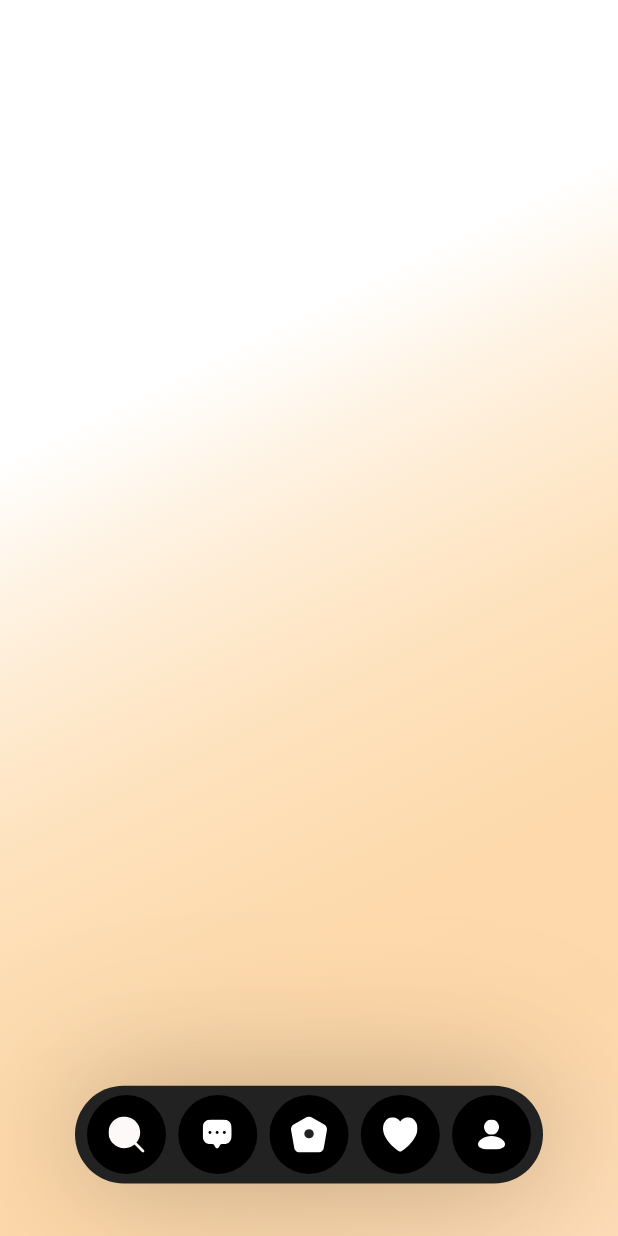
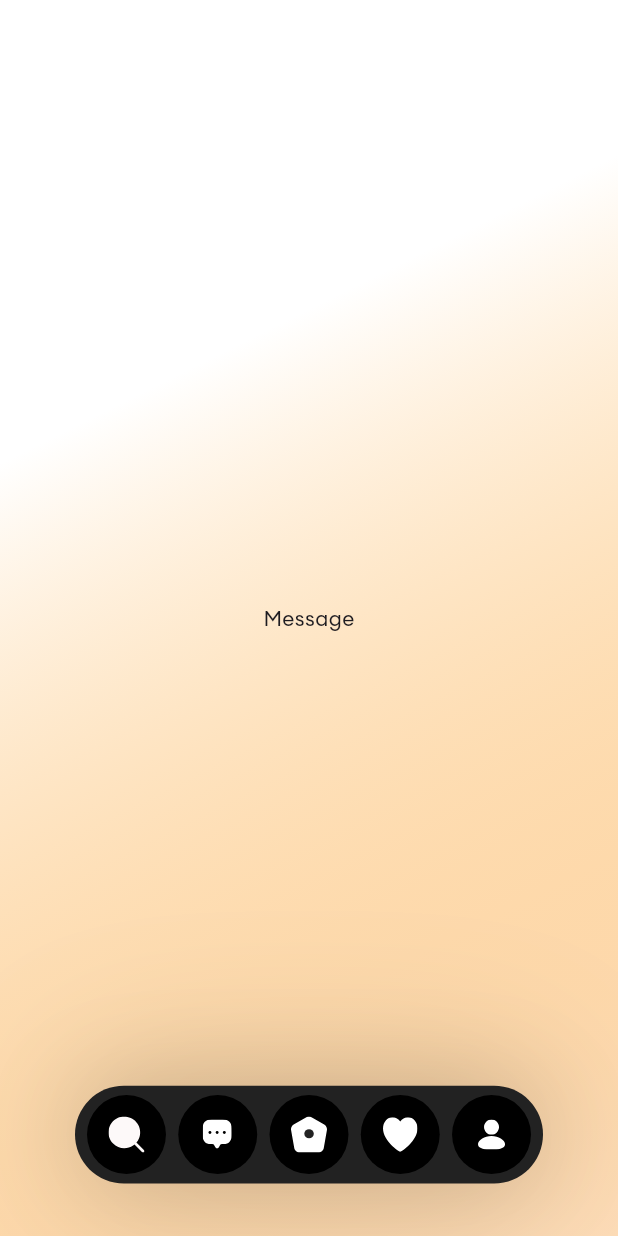
Before and after one commit to OlaleyeJumoke/monipoint_animated_app, a Flutter app: the screen it shows after launch, item 2 of the bottom bar chosen, on a phone screen of 412 x 824 dp. Run offline on Flutter 3.47's test engine with Material 3 defaults, Android fonts, the phone set to English and light mode, and no system bars; drawn by our look-alikes of flutter_animate; our stand-ins replace flutter_screenutil, flutter_svg, google_maps_flutter.

Commit message:
Text on empty pages

```diff
--- a/lib/view/screens/pages/message_page.dart
+++ b/lib/view/screens/pages/message_page.dart
@@ -1,13 +1,15 @@
 import 'package:flutter/material.dart';
+import 'package:flutter_screenutil/flutter_screenutil.dart';
 import 'package:monipoint_animated_app/utilities/custom_colors.dart';
-
 
 class MessagePage extends StatelessWidget {
   const MessagePage({super.key});
 
   @override
   Widget build(BuildContext context) {
-    return Container(
+    return Scaffold(
+      extendBody: true,
+      body: Container(
         decoration: BoxDecoration(
           gradient: LinearGradient(
             colors: [
@@ -19,6 +21,15 @@ class MessagePage extends StatelessWidget {
             end: Alignment.bottomRight,
           ),
         ),
+        child: SizedBox(
+            height: 1.sh,
+            width: 1.sw,
+            child: const Center(
+                child: Text(
+              'Message',
+              textAlign: TextAlign.justify,
+            ))),
+      ),
     );
   }
 }
```
Also changed, not shown: lib/view/screens/pages/favourite_page.dart (+15 -2 lines), lib/view/screens/pages/home_page.dart (+11 -8 lines), lib/view/screens/pages/profile_page.dart (+12 -1 lines). Lines whose indentation alone changed are shown as unchanged.
